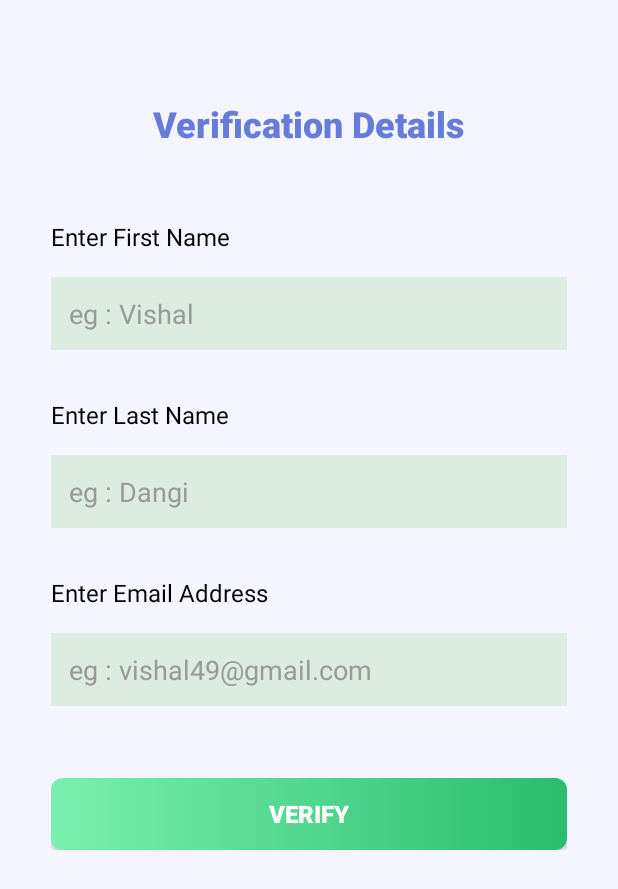
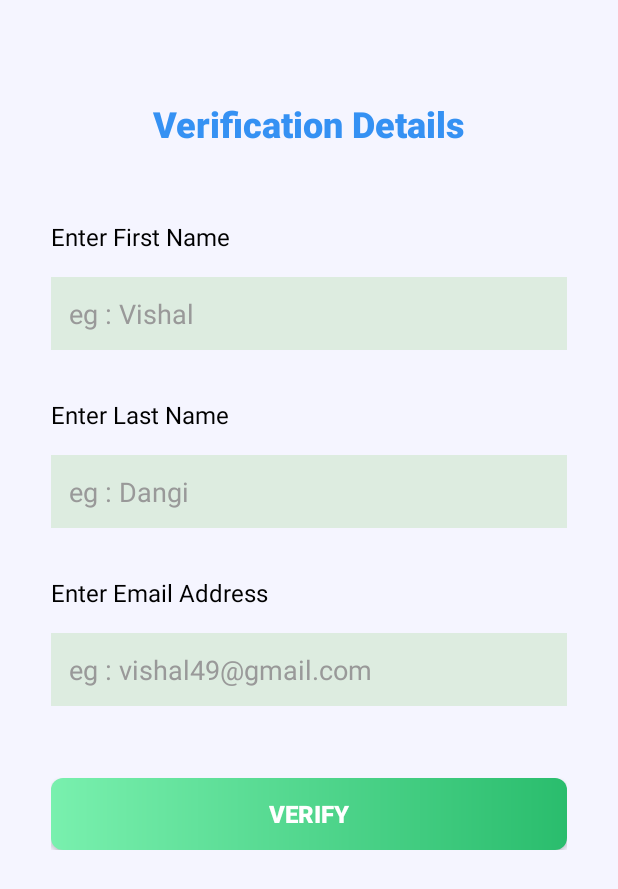
Before and after one commit to Vishal01x/Mobile-authentication, an Android app: the fragment verification placed in its activity, on a phone screen of 412 x 824 dp. Shown: the top 889 px of the screen. Run offline under Robolectric (Android 15) with nearby library versions, the phone set to English and light mode, and no system bars; libraries missing offline, so code that uses them is left out: com.google.i18n.phonenumbers; 1 statement that could not run was skipped.

Commit message:
ui visual

```diff
--- a/app/src/main/java/com/exa/android/ui/HomeFragment.kt
+++ b/app/src/main/java/com/exa/android/ui/HomeFragment.kt
@@ -6,6 +6,7 @@ import android.view.LayoutInflater
 import android.view.View
 import android.view.ViewGroup
 import android.widget.TextView
+import android.widget.Toast
 
 lateinit var name : String
 
@@ -25,5 +26,7 @@ class HomeFragment : Fragment() {
         val text = view.findViewById<TextView>(R.id.name)
 
         text.text = name
+
+        Toast.makeText(requireContext(), "You have registered successfully",Toast.LENGTH_SHORT).show()
     }
 }
--- a/app/src/main/java/com/exa/android/ui/fragment/signIn.kt
+++ b/app/src/main/java/com/exa/android/ui/fragment/signIn.kt
@@ -5,7 +5,6 @@ import androidx.fragment.app.Fragment
 import android.view.LayoutInflater
 import android.view.View
 import android.view.ViewGroup
-import com.bumptech.glide.Glide
 import com.exa.android.ui.R
 import com.exa.android.ui.Utils.Constants
 import com.exa.android.ui.databinding.FragmentSignInBinding
@@ -45,7 +44,7 @@ class signIn : Fragment() {
                 val bundle = Bundle().apply {
                     putString("PhoneNumber", phoneNumber)
                 }
-                val fragment = signUp()
+                val fragment = otpVerify()
                 fragment.arguments = bundle
                 Constants.currentFragment = fragment.javaClass.name
                 parentFragmentManager.beginTransaction()
--- a/app/src/main/java/com/exa/android/ui/fragment/verification.kt
+++ b/app/src/main/java/com/exa/android/ui/fragment/verification.kt
@@ -8,6 +8,7 @@ import android.view.LayoutInflater
 import android.view.View
 import android.view.ViewGroup
 import android.widget.EditText
+import android.widget.Toast
 import com.exa.android.ui.HomeFragment
 import com.exa.android.ui.R
 import com.exa.android.ui.Utils.Constants.currentFragment
@@ -35,6 +36,7 @@ class verification : Fragment() {
     override fun onViewCreated(view: View, savedInstanceState: Bundle?) {
         super.onViewCreated(view, savedInstanceState)
 
+        Toast.makeText(requireContext(), "You are not yet Registered, Please Register yourself", Toast.LENGTH_SHORT).show()
 
         binding.btnVerify.setOnClickListener {
             val fName = binding.firstName.text.toString()
@@ -59,7 +61,11 @@ class verification : Fragment() {
     fun verifyUser(f:String, l:String,e:String){
 
         binding.details.visibility = View.GONE
+
+        binding.verify.gravity = View.TEXT_ALIGNMENT_GRAVITY
+
         binding.verify.visibility = View.VISIBLE
+
 
         CoroutineScope(Dispatchers.Main).launch {
             delay(3000)
--- a/app/src/main/res/layout/activity_main.xml
+++ b/app/src/main/res/layout/activity_main.xml
@@ -17,7 +17,7 @@
         android:layout_width="wrap_content"
         android:layout_height="wrap_content"
         android:layout_centerInParent="true"
-        android:src="@drawable/ic_launcher_foreground"
+        android:src="@drawable/img"
         />
 
 </RelativeLayout>
--- a/app/src/main/res/layout/fragment_sign_in.xml
+++ b/app/src/main/res/layout/fragment_sign_in.xml
@@ -17,11 +17,11 @@
 
         <ImageView
             android:id="@+id/iv_verify_phone"
-            android:layout_width="wrap_content"
-            android:layout_height="wrap_content"
+            android:layout_width="240dp"
+            android:layout_height="240dp"
             android:layout_gravity="center_horizontal"
             android:layout_marginTop="48dp"
-            android:src="@drawable/ic_launcher_foreground" />
+            android:src="@drawable/sign_back" />
 
         <TextView
             android:layout_width="wrap_content"
--- a/app/src/main/res/layout/fragment_verification.xml
+++ b/app/src/main/res/layout/fragment_verification.xml
@@ -117,7 +117,15 @@
         android:visibility="gone"
         >
 
+        <ImageView
+            android:layout_width="240dp"
+            android:layout_height="240dp"
+            android:layout_gravity="center_horizontal"
+            android:layout_marginTop="48dp"
+            android:src="@drawable/verification_back"/>
+
         <ProgressBar
+            android:layout_marginTop="16dp"
             android:layout_gravity="center"
             android:layout_width="wrap_content"
             android:layout_height="wrap_content"
--- a/app/src/main/res/navigation/navigation.xml
+++ b/app/src/main/res/navigation/navigation.xml
@@ -19,9 +19,9 @@
     </fragment>
     <fragment
         android:id="@+id/signUp"
-        android:name="com.exa.android.ui.fragment.signUp"
+        android:name="com.exa.android.ui.fragment.otpVerify"
         android:label="fragment_sign_up"
-        tools:layout="@layout/fragment_sign_up" >
+        tools:layout="@layout/otp_fragment" >
         <action
             android:id="@+id/action_signUp_to_registrationFragment"
             app:destination="@id/registrationFragment" />
--- a/app/src/main/res/values/colors.xml
+++ b/app/src/main/res/values/colors.xml
@@ -3,7 +3,7 @@
     <color name="black">#FF000000</color>
     <color name="white">#FFFFFFFF</color>
     <color name="gray">#999</color>
-    <color name="purple">#677cda</color>
+    <color name="purple">#3591F3</color>
     <color name="help_back">#cecece</color>
     <color name="edit_back">#ddece0</color>
 </resources>
```
Also changed, not shown: app/src/main/java/com/exa/android/ui/MainActivity.kt (+12 -1 lines), app/src/main/java/com/exa/android/ui/fragment/otpVerify.kt (renamed from app/src/main/java/com/exa/android/ui/fragment/signUp.kt, +9 -7 lines), app/src/main/res/layout/otp_fragment.xml (renamed from app/src/main/res/layout/fragment_sign_up.xml, +5 -6 lines), app/src/main/res/drawable/img.png (added), app/src/main/res/drawable/otp_back.jpg (added), app/src/main/res/drawable/sign_back.jpg (added), app/src/main/res/drawable/verification_back.png (added).
